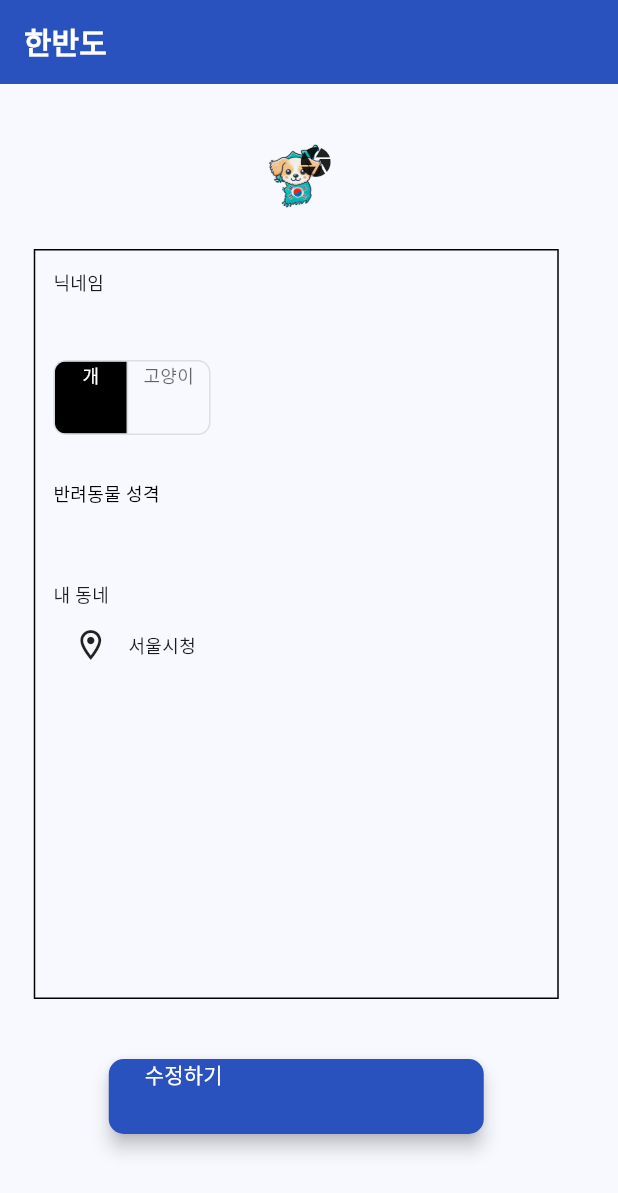
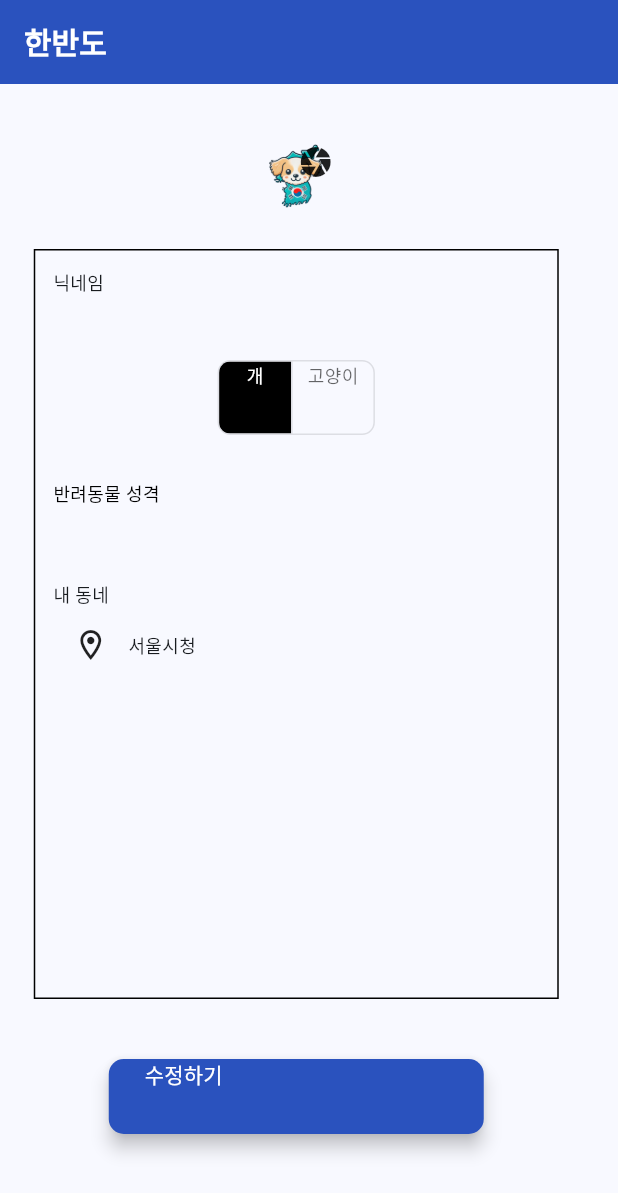
Before and after one commit to korea-pet-helper/korea-pet-help-diary, a Flutter app: the screen it shows after launch, on a phone screen of 412 x 824 dp. Shown: the top 1193 px of the screen. Run offline on Flutter 3.47's test engine with Material 3 defaults, Android fonts, the phone set to English and light mode, and no system bars; our stand-ins replace cloud_firestore, dio, firebase_core, firebase_storage, flutter_riverpod, geolocator and 1 more; accounts and stored records are empty.

Commit message:
fix: repositioning the toggle button

```diff
--- a/lib/ui/pages/profile_fix/dummy_page.dart
+++ b/lib/ui/pages/profile_fix/dummy_page.dart
@@ -79,6 +79,9 @@ class _DummyPageState extends State<DummyPage> {
                           mainAxisAlignment: MainAxisAlignment.center,
                           crossAxisAlignment: CrossAxisAlignment.center,
                           children: [
+                            Row(
+                              mainAxisAlignment: MainAxisAlignment.center,
+                              children: [
                                 ToggleButtons(
                                   color: Colors.black.withOpacity(0.6),
                                   selectedColor: Colors.white,
@@ -99,6 +102,8 @@ class _DummyPageState extends State<DummyPage> {
                                       child: const SizedBox(
                                         height:double.infinity,
                                         child: Text("고양이", style: TextStyle(fontSize: 12)),),
+                                    ),
+                                  ],
                                 ),
                               ],
                             ),
--- a/lib/ui/pages/profile_fix/profile_fix_page.dart
+++ b/lib/ui/pages/profile_fix/profile_fix_page.dart
@@ -138,6 +138,9 @@ class _ProfileFixPageState extends ConsumerState<ProfileFixPage> {
                               mainAxisAlignment: MainAxisAlignment.center,
                               crossAxisAlignment: CrossAxisAlignment.center,
                               children: [
+                                Row(
+                                  mainAxisAlignment: MainAxisAlignment.center,
+                                  children: [
                                     ToggleButtons(
                                       color: Colors.black.withOpacity(0.6),
                                       selectedColor: Colors.white,
@@ -158,6 +161,8 @@ class _ProfileFixPageState extends ConsumerState<ProfileFixPage> {
                                           child: const SizedBox(
                                             height:double.infinity,
                                             child: Text("고양이", style: TextStyle(fontSize: 12)),),
+                                        ),
+                                      ],
                                     ),
                                   ],
                                 ),
```
Lines whose indentation alone changed are shown as unchanged.
